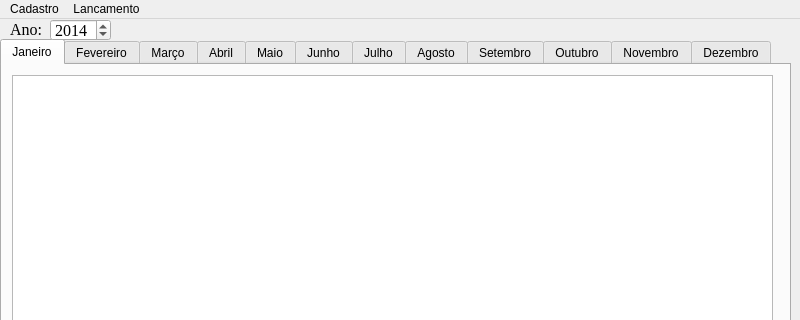
Before: the Qt Designer form C++/ControleDeDespesas/Principal.ui in LuanTavares/Controle-De-Despesas, drawn with Qt 5; both pictures show x 0 to 800 and y 0 to 320 of the 800 by 622 pixel window.
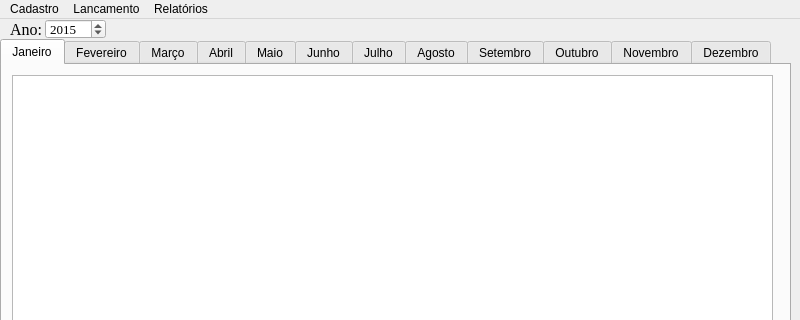
After: the same form once the commit is applied.

Commit message: Adicionado função de listar relatório, porém ainda não funcionando corretamente

```diff
--- a/C++/ControleDeDespesas/Principal.ui
+++ b/C++/ControleDeDespesas/Principal.ui
@@ -613,16 +613,16 @@
    <widget class="QDateEdit" name="dateEditAnoRef">
     <property name="geometry">
      <rect>
-      <x>50</x>
+      <x>45</x>
       <y>0</y>
       <width>61</width>
-      <height>22</height>
+      <height>20</height>
      </rect>
     </property>
     <property name="font">
      <font>
       <family>Times New Roman</family>
-      <pointsize>12</pointsize>
+      <pointsize>10</pointsize>
      </font>
     </property>
     <property name="displayFormat">
@@ -630,7 +630,7 @@
     </property>
     <property name="date">
      <date>
-      <year>2014</year>
+      <year>2015</year>
       <month>1</month>
       <day>1</day>
      </date>
@@ -658,8 +658,15 @@
     </property>
     <addaction name="actionLancamento"/>
    </widget>
+   <widget class="QMenu" name="menuRelat_rios">
+    <property name="title">
+     <string>Relatórios</string>
+    </property>
+    <addaction name="actionGastos_com_Alimenta_o"/>
+   </widget>
    <addaction name="menuCadastro"/>
    <addaction name="menuLancamento"/>
+   <addaction name="menuRelat_rios"/>
   </widget>
   <widget class="QStatusBar" name="statusbar"/>
   <action name="actionTipo">
```
Left out of the diff: 5 changed lines with no effect on the pictures. The commit also changes 42 other files.
